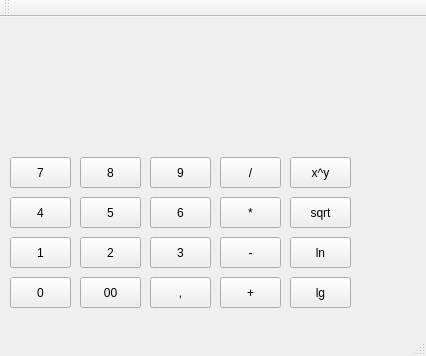
This is mainwindow.ui in RushBush/Calculator as Qt 5 draws it before an edit. The edited form follows.
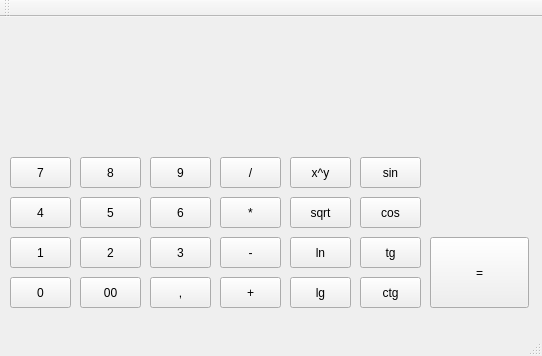
This is the edited form.

Commit message: Add buttons for trigonometry functions

Patch:
```diff
--- a/mainwindow.ui
+++ b/mainwindow.ui
@@ -6,7 +6,7 @@
    <rect>
     <x>0</x>
     <y>0</y>
-    <width>426</width>
+    <width>542</width>
     <height>356</height>
    </rect>
   </property>
@@ -274,6 +274,71 @@
      <string>lg</string>
     </property>
    </widget>
+   <widget class="QPushButton" name="pushButton_21">
+    <property name="geometry">
+     <rect>
+      <x>360</x>
+      <y>140</y>
+      <width>61</width>
+      <height>31</height>
+     </rect>
+    </property>
+    <property name="text">
+     <string>sin</string>
+    </property>
+   </widget>
+   <widget class="QPushButton" name="pushButton_22">
+    <property name="geometry">
+     <rect>
+      <x>360</x>
+      <y>180</y>
+      <width>61</width>
+      <height>31</height>
+     </rect>
+    </property>
+    <property name="text">
+     <string>cos</string>
+    </property>
+   </widget>
+   <widget class="QPushButton" name="pushButton_23">
+    <property name="geometry">
+     <rect>
+      <x>360</x>
+      <y>220</y>
+      <width>61</width>
+      <height>31</height>
+     </rect>
+    </property>
+    <property name="text">
+     <string>tg</string>
+    </property>
+   </widget>
+   <widget class="QPushButton" name="pushButton_24">
+    <property name="geometry">
+     <rect>
+      <x>360</x>
+      <y>260</y>
+      <width>61</width>
+      <height>31</height>
+     </rect>
+    </property>
+    <property name="text">
+     <string>ctg</string>
+    </property>
+   </widget>
+   <widget class="QPushButton" name="pushButton_25">
+    <property name="geometry">
+     <rect>
+      <x>430</x>
+      <y>220</y>
+      <width>99</width>
+      <height>71</height>
+     </rect>
+    </property>
+    <property name="text">
+     <string>=</string>
+    </property>
+   </widget>
   </widget>
   <widget class="QMenuBar" name="menuBar">
    <property name="geometry">
```
Left out of the diff: 2 changed lines with no effect on the pictures. The commit also changes 1 other file.
